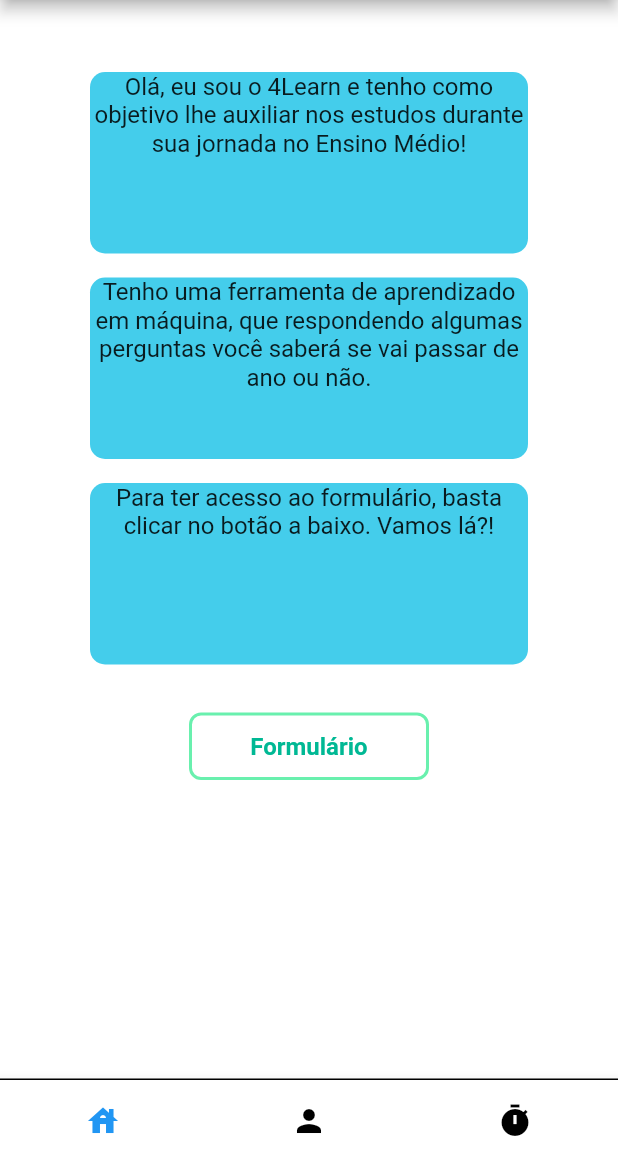
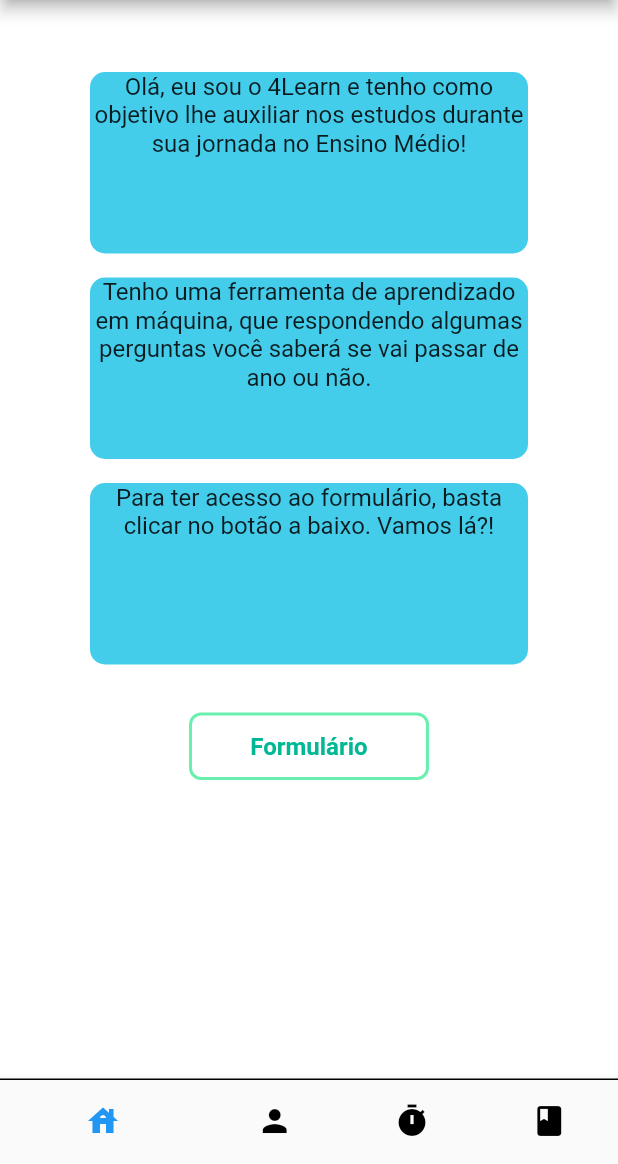
Before and after one commit to alinelimeira/PISI3, a Flutter app: the MainScreen screen opened by its route, on a phone screen of 412 x 824 dp, the part 72-1236 px from its top. Run offline on Flutter 3.47's test engine with Material 2 defaults, Android fonts, the light colour scheme and no system bars; our stand-ins replace charts_flutter, cloud_firestore, firebase_auth, firebase_core, firebase_database; accounts and stored records are empty.

Commit message:
adicionando tela de codex(livroderegistros)

```diff
--- a/flutter_four_learn_app/lib/src/BottonNavigation.dart
+++ b/flutter_four_learn_app/lib/src/BottonNavigation.dart
@@ -7,6 +7,8 @@
 import 'package:flutter_four_learn_app/src/MainMenuScreen.dart';
 import 'package:flutter_four_learn_app/src/ProfileScreen.dart';
 import 'package:flutter_four_learn_app/src/PomodoroListScreen.dart';
+
+import 'CodexScreen.dart';
 
 class MainScreen extends StatefulWidget {
   const MainScreen({Key? key}) : super(key: key);
@@ -36,7 +38,12 @@
     return Scaffold(
       body: PageView(
         controller: pc,
-        children: [MainMenuScreen(), ProfileScreen(), PomodoroListScreen()],
+        children: [
+          MainMenuScreen(),
+          ProfileScreen(),
+          PomodoroListScreen(),
+          CodexScreen(CodexScreen.createSampleData())
+        ],
         onPageChanged: setScreenAtual,
       ),
       bottomNavigationBar: Container(
@@ -47,7 +54,8 @@
           items: [
             BottomNavigationBarItem(icon: Icon(Icons.house), label: 'Menu'),
             BottomNavigationBarItem(icon: Icon(Icons.person), label: 'Perfil'),
-            BottomNavigationBarItem(icon: Icon(Icons.timer), label: 'Pomodoro')
+            BottomNavigationBarItem(icon: Icon(Icons.timer), label: 'Pomodoro'),
+            BottomNavigationBarItem(icon: Icon(Icons.book), label: 'FocusCodex')
           ],
           onTap: (screen) {
             pc.animateToPage(screen,
--- a/flutter_four_learn_app/pubspec.yaml
+++ b/flutter_four_learn_app/pubspec.yaml
@@ -41,6 +41,7 @@
   mask_text_input_formatter: ^2.4.0
   firebase_database: ^10.0.16
   intl: ^0.17.0
+  charts_flutter: ^0.12.0
 
 
 dev_dependencies:
```
Also changed, not shown: flutter_four_learn_app/lib/src/CodexScreen.dart (added, +52 -0 lines), flutter_four_learn_app/pubspec.lock.
